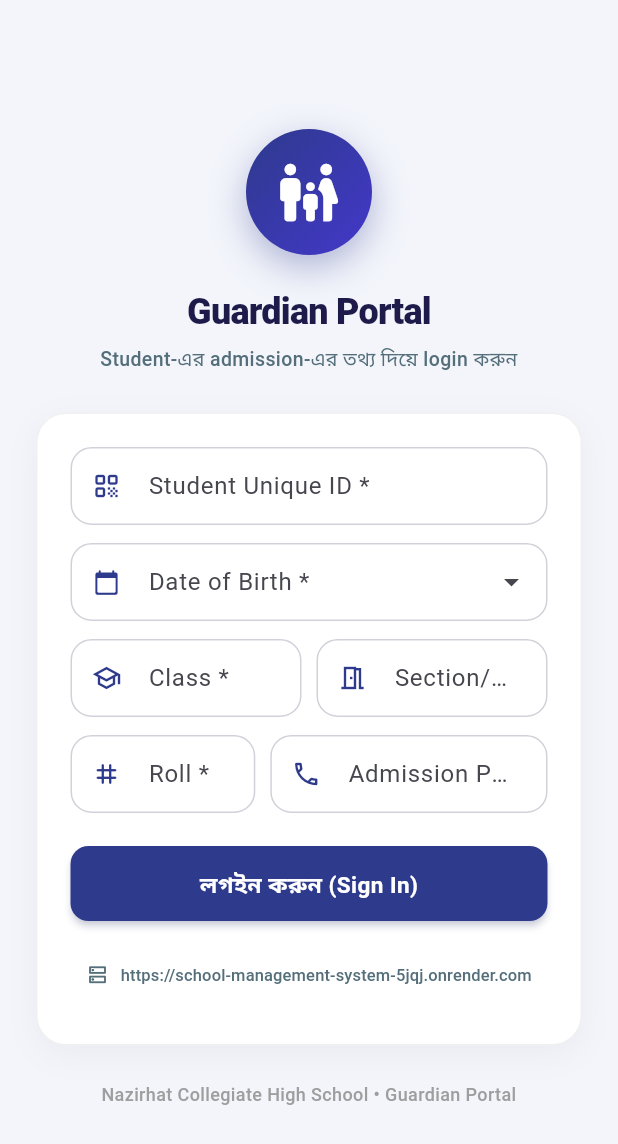
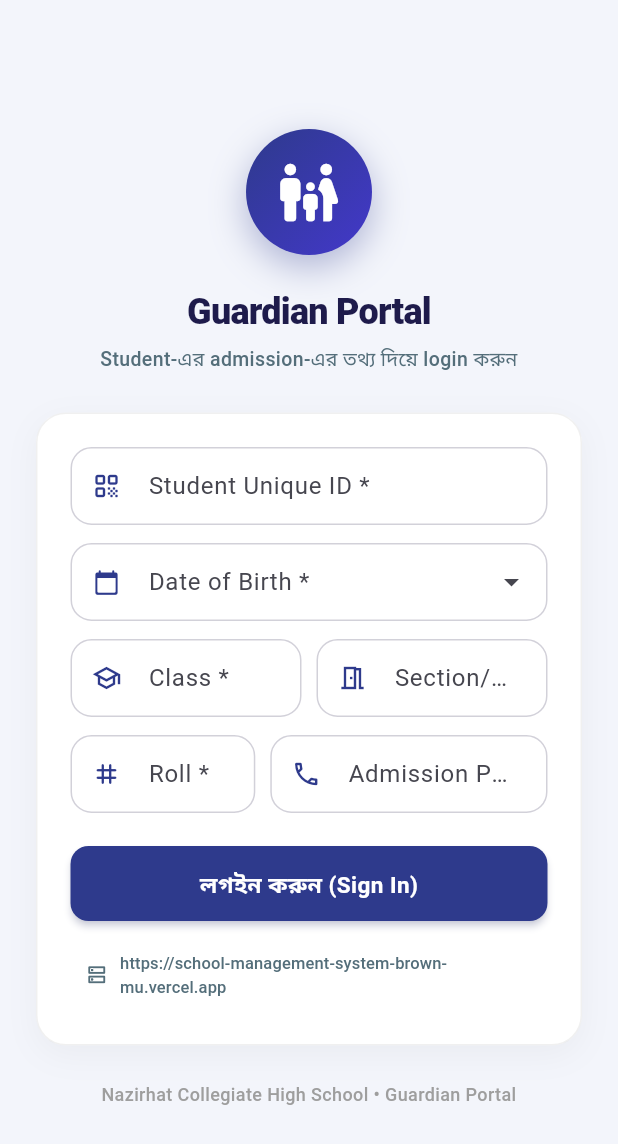
Before and after one commit to nazirhatcollegiatehighschool-crypto/school-management-system, a Flutter app: the screen it shows after launch, on a phone screen of 412 x 824 dp. Shown: the top 1144 px of the screen. Run offline on Flutter 3.47's test engine with Material 3 defaults, Android fonts, the phone set to English and light mode, and no system bars; our stand-ins replace audioplayers, connectivity_plus, file_picker, firebase_core, firebase_messaging, fl_chart and 10 more; accounts and stored records are empty; network calls fail.

Commit message:
Update app configs and lockfile

```diff
--- a/apps/admin_app/lib/config.dart
+++ b/apps/admin_app/lib/config.dart
@@ -4,7 +4,7 @@ import 'package:shared_preferences/shared_preferences.dart';
 /// runtime-overridable from the app's Server settings (survives restarts,
 /// so LAN IP / tunnel URL changes never need a rebuild).
 class Config {
-  static const String _defined = String.fromEnvironment('API_URL', defaultValue: 'https://school-management-system-5jqj.onrender.com');
+  static const String _defined = String.fromEnvironment('API_URL', defaultValue: 'https://school-management-system-brown-mu.vercel.app');
   static String _override = '';
 
   static String get serverUrl => _override.isNotEmpty ? _override : _defined;
--- a/apps/guardian_app/lib/config.dart
+++ b/apps/guardian_app/lib/config.dart
@@ -4,7 +4,7 @@ import 'package:shared_preferences/shared_preferences.dart';
 /// runtime-overridable from the app's Server settings (survives restarts,
 /// so LAN IP / tunnel URL changes never need a rebuild).
 class Config {
-  static const String _defined = String.fromEnvironment('API_URL', defaultValue: 'https://school-management-system-5jqj.onrender.com');
+  static const String _defined = String.fromEnvironment('API_URL', defaultValue: 'https://school-management-system-brown-mu.vercel.app');
   static String _override = '';
 
   static String get serverUrl => _override.isNotEmpty ? _override : _defined;
--- a/apps/teacher_app/lib/config.dart
+++ b/apps/teacher_app/lib/config.dart
@@ -4,7 +4,7 @@ import 'package:shared_preferences/shared_preferences.dart';
 /// runtime-overridable from the app's Server settings (survives restarts,
 /// so LAN IP / tunnel URL changes never need a rebuild).
 class Config {
-  static const String _defined = String.fromEnvironment('API_URL', defaultValue: 'https://school-management-system-5jqj.onrender.com');
+  static const String _defined = String.fromEnvironment('API_URL', defaultValue: 'https://school-management-system-brown-mu.vercel.app');
   static String _override = '';
 
   static String get serverUrl => _override.isNotEmpty ? _override : _defined;
```
Also changed, not shown: 1 other file.
